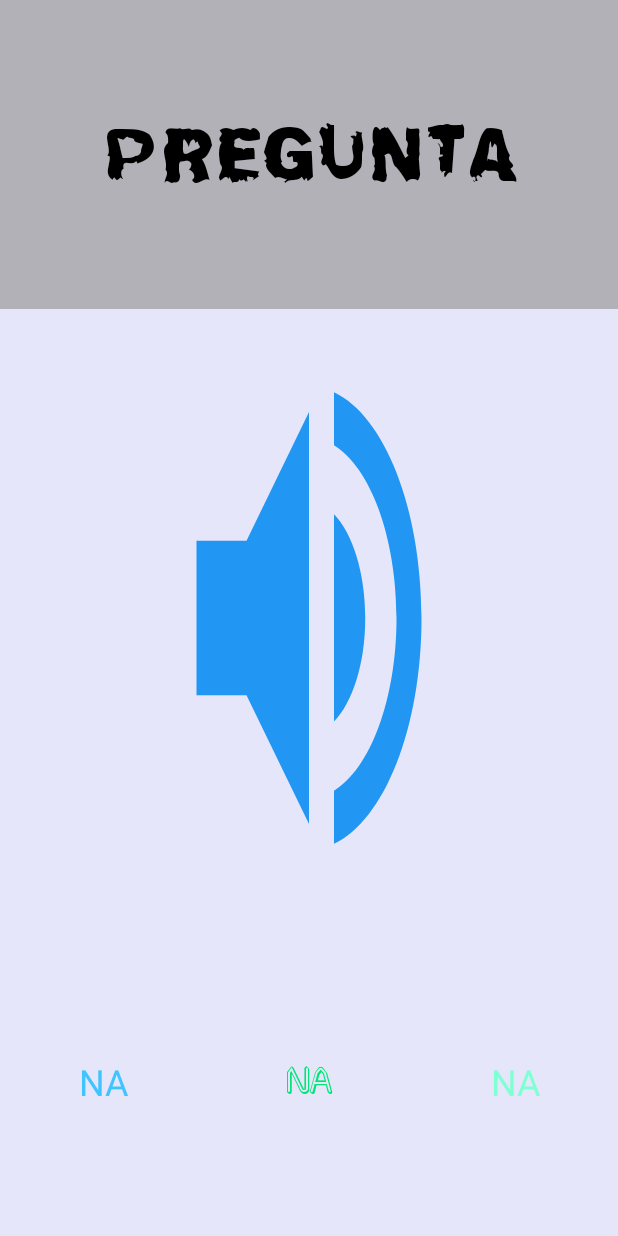
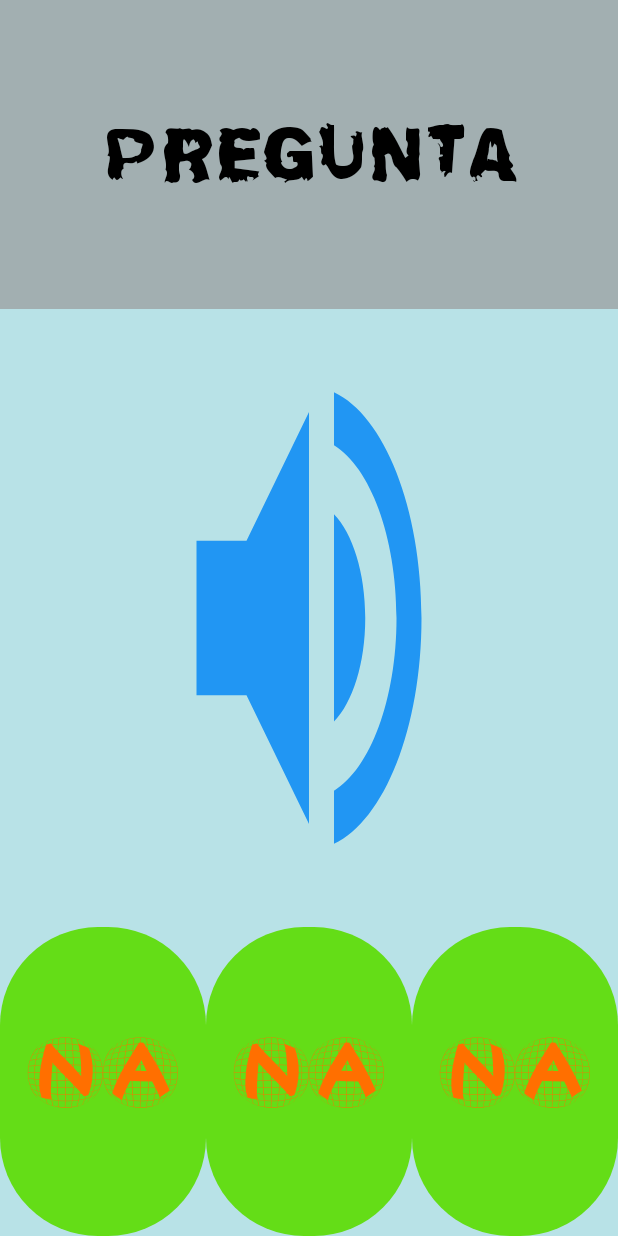
Before and after one commit to 00120717/PDM_Proyecto_01_2019, an Android app: the layout fragment_questions_container.xml on its own in the app's theme, with its tools: preview values and no code run, on a phone screen of 412 x 824 dp. Run offline under Robolectric (Android 15) with nearby library versions, the light colour scheme and no system bars.

Commit message:
visual preguntas

```diff
--- a/app/src/main/java/com/coclearapp/pdm_project/Adapters/QuestionAdapter.kt
+++ b/app/src/main/java/com/coclearapp/pdm_project/Adapters/QuestionAdapter.kt
@@ -8,10 +8,11 @@ import com.coclearapp.pdm_project.Models.Patient
 import com.coclearapp.pdm_project.Models.Question
 import com.coclearapp.pdm_project.R
 import kotlinx.android.synthetic.main.cardview_patient.view.*
+import kotlinx.android.synthetic.main.fragment_questions_container.view.*
 
 class QuestionAdapter (var items : List<Question>, val clickListener : (Question) -> Unit): RecyclerView.Adapter<QuestionAdapter.ViewHolder>(){
     override fun onCreateViewHolder(parent: ViewGroup, viewType: Int): QuestionAdapter.ViewHolder {
-        val view = LayoutInflater.from(parent.context).inflate(R.layout.cardview_patient, parent, false)
+        val view = LayoutInflater.from(parent.context).inflate(R.layout.fragment_questions_container, parent, false)
         return QuestionAdapter.ViewHolder(view)
     }
 
@@ -27,7 +28,10 @@ class QuestionAdapter (var items : List<Question>, val clickListener : (Question
 
         fun bind(item: Question, clickListener: (Question) -> Unit) = with(itemView) {
 
-
+            tv_question.text = item.number.toString()
+            op_a.text = item.opt_a
+            op_b.text = item.opt_b
+            op_c.text = item.opt_c
             this.setOnClickListener { clickListener(item) }
         }
     }
--- a/app/src/main/java/com/coclearapp/pdm_project/Models/Question.kt
+++ b/app/src/main/java/com/coclearapp/pdm_project/Models/Question.kt
@@ -1,7 +1,7 @@
 package com.coclearapp.pdm_project.Models
 
 data class Question(
-    var numbre:Int,
+    var number:Int,
     var sound:String,
     var level:Int,
     var answer:String,
--- a/app/src/main/res/drawable/circular_textview.xml
+++ b/app/src/main/res/drawable/circular_textview.xml
@@ -1,4 +1,17 @@
 <?xml version="1.0" encoding="utf-8"?>
-<selector xmlns:android="http://schemas.android.com/apk/res/android">
+<shape xmlns:android="http://schemas.android.com/apk/res/android">
 
-</selector>
+    <solid
+            android:color="@color/cirular_textview_background" />
+
+    <size
+            android:width="120dp"
+            android:height="120dp" />
+
+    <corners
+            android:bottomLeftRadius="65dp"
+            android:bottomRightRadius="65dp"
+            android:topLeftRadius="65dp"
+            android:topRightRadius="65dp" />
+
+</shape>
--- a/app/src/main/res/layout/fragment_questions_container.xml
+++ b/app/src/main/res/layout/fragment_questions_container.xml
@@ -4,7 +4,7 @@
               android:layout_width="match_parent"
               android:layout_height="match_parent"
               android:gravity="center"
-              android:background="#E6E6FA"
+              android:background="#E2B0E0E6"
 >
 
 <TextView
@@ -43,9 +43,11 @@
                 android:layout_weight="1"
                 android:layout_height="match_parent"
                 android:text="@string/na_string"
-                android:textSize="@dimen/high_size"
+                android:textSize="@dimen/letter_size"
                 android:gravity="center"
-                android:textColor="@color/color_opt_a"
+                android:textColor="@color/background_item"
+                android:background="@drawable/circular_textview"
+                android:fontFamily="@font/atiqua_in_grid_balloons"
         />
 
         <TextView
@@ -54,10 +56,12 @@
                 android:layout_weight="1"
                 android:layout_height="match_parent"
                 android:text="@string/na_string"
-                android:fontFamily="@font/alpha_romanie_outline"
-                android:textSize="@dimen/high_size"
+                android:fontFamily="@font/atiqua_in_grid_balloons"
+                android:textSize="@dimen/letter_size"
                 android:gravity="center"
-                android:textColor="@color/color_opt_b"
+                android:textColor="@color/background_item"
+                android:background="@drawable/circular_textview"
+
         />
 
         <TextView
@@ -66,9 +70,11 @@
                 android:layout_weight="1"
                 android:layout_height="match_parent"
                 android:text="@string/na_string"
-                android:textSize="@dimen/high_size"
+                android:fontFamily="@font/atiqua_in_grid_balloons"
+                android:textSize="@dimen/letter_size"
                 android:gravity="center"
-                android:textColor="@color/color_opt_c"
+                android:textColor="@color/background_item"
+                android:background="@drawable/circular_textview"
         />
     </LinearLayout>
 
--- a/app/src/main/res/layout/level_item.xml
+++ b/app/src/main/res/layout/level_item.xml
@@ -16,7 +16,7 @@
             android:textSize="@dimen/letter_size"
             android:gravity="center"
             android:background="@color/background_item"
-            android:fontFamily="@font/atiqua_in_grid_balloons"
+            android:fontFamily="@font/antiqua_in_grid"
     />
 
 
--- a/app/src/main/res/values/colors.xml
+++ b/app/src/main/res/values/colors.xml
@@ -28,4 +28,5 @@
     <color name="color_opt_b">#00e676</color>
     <color name="color_opt_c">#7FFFD4</color>
 
+    <color name="cirular_textview_background">#64dd17</color>
 </resources>
```
